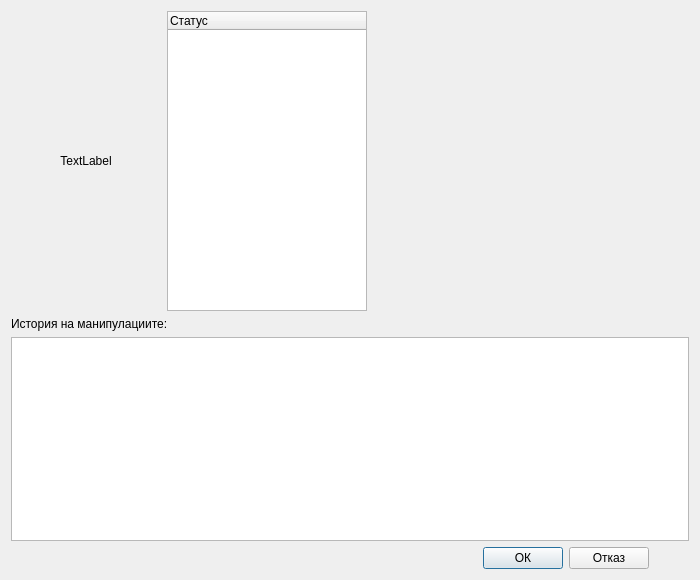
This is src/View/Widgets/DetailedStatus.ui in thefinalcutbg/DinoDent as Qt 5 draws it before an edit. The edited form follows.
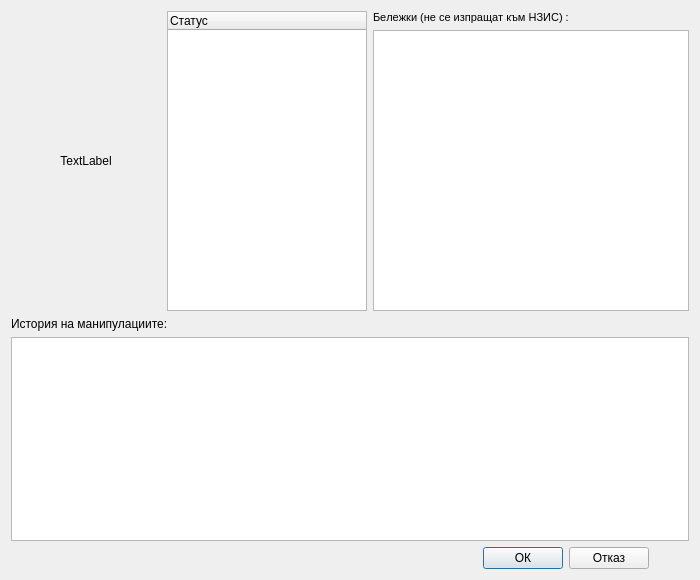
This is the edited form. Custom widgets are drawn as their Qt base class.

Commit message: Procedure dialog refactor. Additional procedure attribututes (financing source, notes)

Diff of the .ui file:
```diff
--- a/src/View/Widgets/DetailedStatus.ui
+++ b/src/View/Widgets/DetailedStatus.ui
@@ -84,7 +84,7 @@
          <item>
           <widget class="QLabel" name="statusTitle">
            <property name="sizePolicy">
-            <sizepolicy hsizetype="Expanding" vsizetype="Fixed">
+            <sizepolicy hsizetype="Preferred" vsizetype="Preferred">
              <horstretch>0</horstretch>
              <verstretch>0</verstretch>
             </sizepolicy>
@@ -92,24 +92,25 @@
            <property name="minimumSize">
             <size>
              <width>0</width>
-             <height>50</height>
+             <height>0</height>
             </size>
            </property>
            <property name="maximumSize">
             <size>
              <width>16777215</width>
-             <height>50</height>
+             <height>16777215</height>
             </size>
            </property>
            <property name="font">
             <font>
              <family>Segoe UI</family>
-             <pointsize>16</pointsize>
+             <pointsize>8</pointsize>
              <bold>false</bold>
+             <kerning>false</kerning>
             </font>
            </property>
            <property name="text">
-            <string/>
+            <string>Бележки (не се изпращат към НЗИС) :</string>
            </property>
            <property name="textFormat">
             <enum>Qt::PlainText</enum>
@@ -121,12 +122,12 @@
             <set>Qt::AlignLeading|Qt::AlignLeft|Qt::AlignVCenter</set>
            </property>
            <property name="margin">
-            <number>10</number>
+            <number>0</number>
            </property>
           </widget>
          </item>
          <item>
-          <widget class="QWidget" name="container" native="true"/>
+          <widget class="QTextEdit" name="notesEdit"/>
          </item>
         </layout>
        </item>
```
Left out of the diff: 2 changed lines with no effect on the pictures. The commit also changes 109 other files.
